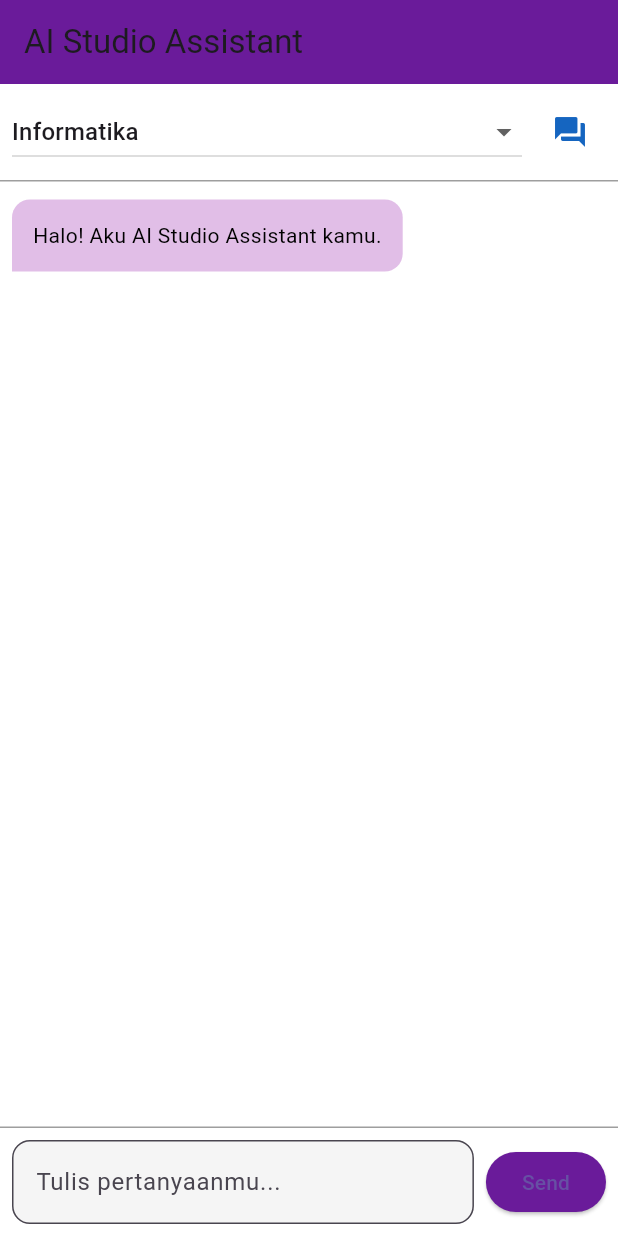
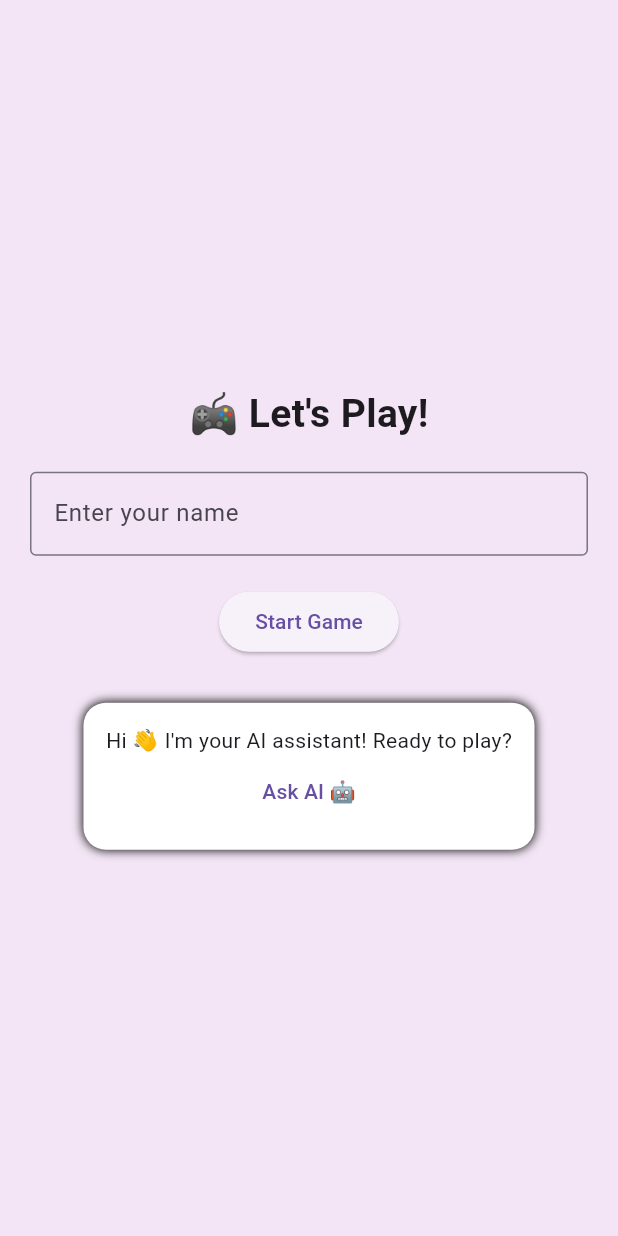
Before and after one commit to nadiaatms-coder/my_ai_assistant_app, a Flutter app: the screen it shows after launch, on a phone screen of 412 x 824 dp. Run offline on Flutter 3.47's test engine with Material 3 defaults, Android fonts, the phone set to English and light mode, and no system bars.

Commit message:
update: refactor app structure, add quiz system, remove unused files

```diff
--- a/lib/main.dart
+++ b/lib/main.dart
@@ -1,17 +1,36 @@
 import 'package:flutter/material.dart';
-import 'screens/home_screen.dart';
+import 'screens/welcome_screen.dart';
+import 'screens/dashboard.dart';
+import 'screens/leaderboard.dart';
+import 'screens/quiz.dart';
+import 'screens/result_screen.dart';
 
 void main() {
-  runApp(MyAssistantApp());
+  runApp(const MyApp());
 }
 
-class MyAssistantApp extends StatelessWidget {
+class MyApp extends StatelessWidget {
+  const MyApp({super.key});
+
   @override
   Widget build(BuildContext context) {
     return MaterialApp(
-      title: 'AI Studio Assistant',
-      theme: ThemeData(primarySwatch: Colors.blue),
-      home: HomeScreen(),
+      debugShowCheckedModeBanner: false,
+      title: 'AI Quiz Game',
+
+      theme: ThemeData(
+        primarySwatch: Colors.purple,
+        scaffoldBackgroundColor: Colors.purple.shade50,
+      ),
+
+      home: const WelcomeScreen(),
+
+      routes: {
+        '/dashboard': (context) => const Dashboard(),
+        '/quiz': (context) => QuizScreen(),
+        '/result': (context) => const ResultScreen(),
+        '/leaderboard': (context) => const LeaderboardScreen(),
+      },
     );
   }
 }
--- /dev/null
+++ b/lib/model/user.dart
@@ -0,0 +1,9 @@
+class User {
+  String name;
+  int score;
+
+  User({
+    required this.name,
+    required this.score,
+  });
+}
--- a/lib/models/message_model.dart
+++ /dev/null
@@ -1,6 +0,0 @@
-class Message {
-  final String text;
-  final bool isUser;
-
-  Message({required this.text, required this.isUser});
-}
--- a/lib/screens/home_screen.dart
+++ /dev/null
@@ -1,134 +0,0 @@
-import 'package:flutter/material.dart';
-import '../models/message_model.dart';
-import '../services/ai_service.dart';
-import '../widgets/chat_bubble.dart';
-
-class HomeScreen extends StatefulWidget {
-  @override
-  _HomeScreenState createState() => _HomeScreenState();
-}
-
-class _HomeScreenState extends State<HomeScreen> {
-  final TextEditingController _controller = TextEditingController();
-  List<Message> messages = [
-    Message(text: 'Halo! Aku AI Studio Assistant kamu.', isUser: false)
-  ];
-
-  String selectedSubject = 'Informatika';
-  List<String> subjects = [
-    'Matematika',
-    'Informatika',
-    'IPA',
-    'IPS',
-    'Coding',
-    'Lainnya'
-  ];
-
-  void sendMessage(String text) {
-    if (text.trim().isEmpty) return;
-
-    setState(() {
-      messages.add(Message(text: text, isUser: true));
-      messages.addAll(AIService.getAnswer(text, selectedSubject));
-    });
-  }
-
-  @override
-  Widget build(BuildContext context) {
-    return Scaffold(
-      backgroundColor: Colors.white,
-      appBar: AppBar(
-        title: Text('AI Studio Assistant'),
-        backgroundColor: Color(0xFF6A1B9A), // ungu
-      ),
-      body: Column(
-        children: [
-          // Dropdown & default questions
-          Padding(
-            padding: const EdgeInsets.all(8.0),
-            child: Row(
-              children: [
-                Expanded(
-                  child: DropdownButton<String>(
-                    value: selectedSubject,
-                    isExpanded: true,
-                    onChanged: (value) {
-                      setState(() {
-                        selectedSubject = value!;
-                      });
-                    },
-                    items: subjects
-                        .map((subject) => DropdownMenuItem(
-                              value: subject,
-                              child: Text(subject),
-                            ))
-                        .toList(),
-                  ),
-                ),
-                SizedBox(width: 8),
-                PopupMenuButton<String>(
-                  icon: Icon(Icons.question_answer, color: Colors.blue[800]),
-                  onSelected: (question) {
-                    sendMessage(question);
-                  },
-                  itemBuilder: (context) {
-                    return AIService.defaultQuestions[selectedSubject]!
-                        .map((q) => PopupMenuItem(
-                              value: q,
-                              child: Text(q),
-                            ))
-                        .toList();
-                  },
-                ),
-              ],
-            ),
-          ),
-          Divider(height: 1, color: Colors.grey),
-          // Chat messages
-          Expanded(
-            child: ListView.builder(
-              padding: EdgeInsets.all(8),
-              itemCount: messages.length,
-              itemBuilder: (context, index) {
-                return ChatBubble(message: messages[index]);
-              },
-            ),
-          ),
-          Divider(height: 1, color: Colors.grey),
-          // Input field
-          Padding(
-            padding: const EdgeInsets.all(8.0),
-            child: Row(
-              children: [
-                Expanded(
-                  child: TextField(
-                    controller: _controller,
-                    decoration: InputDecoration(
-                      hintText: 'Tulis pertanyaanmu...',
-                      border: OutlineInputBorder(
-                        borderRadius: BorderRadius.circular(12),
-                      ),
-                      fillColor: Colors.grey[100],
-                      filled: true,
-                    ),
-                  ),
-                ),
-                SizedBox(width: 8),
-                ElevatedButton(
-                  style: ElevatedButton.styleFrom(
-                    backgroundColor: Color(0xFF6A1B9A), // ungu
-                  ),
-                  onPressed: () {
-                    sendMessage(_controller.text);
-                    _controller.clear();
-                  },
-                  child: Text('Send'),
-                ),
-              ],
-            ),
-          ),
-        ],
-      ),
-    );
-  }
-}
--- /dev/null
+++ b/lib/screens/welcome_screen.dart
@@ -0,0 +1,86 @@
+import 'package:flutter/material.dart';
+
+class WelcomeScreen extends StatefulWidget {
+  const WelcomeScreen({super.key});
+
+  @override
+  State<WelcomeScreen> createState() => _WelcomeScreenState();
+}
+
+class _WelcomeScreenState extends State<WelcomeScreen> {
+  TextEditingController nameController = TextEditingController();
+
+  String aiMessage = "Hi 👋 I'm your AI assistant! Ready to play?";
+
+  void startGame() {
+    if (nameController.text.isEmpty) return;
+
+    Navigator.pushNamed(
+      context,
+      '/dashboard',
+      arguments: nameController.text,
+    );
+  }
+
+  void askAI() {
+    setState(() {
+      aiMessage = "Great! I will analyze your IT skills later 🚀";
+    });
+  }
+
+  @override
+  Widget build(BuildContext context) {
+    return Scaffold(
+      body: Padding(
+        padding: const EdgeInsets.all(20),
+        child: Column(
+          mainAxisAlignment: MainAxisAlignment.center,
+          children: [
+
+            const Text(
+              "🎮 Let's Play!",
+              style: TextStyle(fontSize: 26, fontWeight: FontWeight.bold),
+            ),
+
+            const SizedBox(height: 20),
+
+            TextField(
+              controller: nameController,
+              decoration: const InputDecoration(
+                labelText: "Enter your name",
+                border: OutlineInputBorder(),
+              ),
+            ),
+
+            const SizedBox(height: 20),
+
+            ElevatedButton(
+              onPressed: startGame,
+              child: const Text("Start Game"),
+            ),
+
+            const SizedBox(height: 30),
+
+            Container(
+              padding: const EdgeInsets.all(15),
+              decoration: BoxDecoration(
+                color: Colors.white,
+                borderRadius: BorderRadius.circular(15),
+                boxShadow: const [BoxShadow(blurRadius: 5)],
+              ),
+              child: Column(
+                children: [
+                  Text(aiMessage),
+                  TextButton(
+                    onPressed: askAI,
+                    child: const Text("Ask AI 🤖"),
+                  )
+                ],
+              ),
+            )
+          ],
+        ),
+      ),
+    );
+  }
+}
--- a/lib/services/ai_service.dart
+++ /dev/null
@@ -1,78 +0,0 @@
-import '../models/message_model.dart';
-
-class AIService {
-  static Map<String, List<String>> defaultQuestions = {
-    'Informatika': [
-      'Apa itu algoritma?',
-      'Apa itu programming?',
-      'Jelaskan tentang struktur data.'
-    ],
-    'Matematika': [
-      'Apa itu integral?',
-      'Apa itu trigonometri?',
-      'Jelaskan tentang aljabar.'
-    ],
-    'IPA': [
-      'Apa itu fotosintesis?',
-      'Jelaskan hukum Newton.',
-      'Apa itu energi kinetik?'
-    ],
-    'IPS': [
-      'Apa itu globalisasi?',
-      'Jelaskan sistem pemerintahan demokrasi.',
-      'Apa itu ekonomi pasar?'
-    ],
-    'Coding': [
-      'Bagaimana cara membuat loop di Python?',
-      'Apa itu variabel?',
-      'Jelaskan fungsi di JavaScript.'
-    ],
-    'Lainnya': [
-      'Berikan tips belajar efektif.',
-      'Apa itu soft skill?',
-      'Bagaimana mengatur waktu belajar?'
-    ],
-  };
-
-  static List<Message> getAnswer(String question, String subject) {
-    String answer;
-
-    // Jawaban lebih panjang & terstruktur
-    if (subject == 'Informatika') {
-      if (question.toLowerCase().contains('algoritma')) {
-        answer =
-            'Algoritma adalah urutan langkah-langkah logis untuk menyelesaikan suatu masalah atau tugas tertentu. '
-            'Dalam pemrograman, algoritma membantu kita merencanakan solusi sebelum menulis kode.';
-      } else if (question.toLowerCase().contains('programming')) {
-        answer =
-            'Programming adalah proses menulis instruksi yang dapat dijalankan komputer untuk menyelesaikan masalah. '
-            'Bahasa pemrograman populer termasuk Python, Java, dan C++.';
-      } else {
-        answer =
-            'Ini jawaban Informatika umum: Pelajari algoritma, pemrograman, struktur data, dan logika pemrograman.';
-      }
-    } else if (subject == 'Matematika') {
-      answer =
-          'Jawaban Matematika: Untuk pertanyaan "$question", fokus pada konsep dan teori yang relevan. '
-          'Gunakan contoh soal dan langkah-langkah penyelesaian yang jelas.';
-    } else if (subject == 'IPA') {
-      answer =
-          'Jawaban IPA: Untuk pertanyaan "$question", jelaskan definisi, konsep, dan contohnya. '
-          'Misalnya eksperimen atau fenomena sehari-hari untuk memudahkan pemahaman.';
-    } else if (subject == 'IPS') {
-      answer =
-          'Jawaban IPS: Untuk pertanyaan "$question", jelaskan konsep, konteks sosial dan historis, '
-          'dan berikan contoh nyata dalam kehidupan sehari-hari.';
-    } else if (subject == 'Coding') {
-      answer =
-          'Jawaban Coding: Jelaskan sintaks, contoh kode, dan cara kerja program. '
-          'Berikan langkah-langkah jelas agar mudah dipahami pemula.';
-    } else {
-      answer =
-          'Jawaban umum: Untuk pertanyaan "$question", pahami inti masalah, gunakan contoh, '
-          'dan jelaskan langkah-langkah dengan bahasa yang mudah dimengerti.';
-    }
-
-    return [Message(text: answer, isUser: false)];
-  }
-}
--- a/lib/widgets/chat_bubble.dart
+++ /dev/null
@@ -1,38 +0,0 @@
-import 'package:flutter/material.dart';
-import '../models/message_model.dart';
-
-class ChatBubble extends StatelessWidget {
-  final Message message;
-
-  ChatBubble({required this.message});
-
-  @override
-  Widget build(BuildContext context) {
-    return Align(
-      alignment:
-          message.isUser ? Alignment.centerRight : Alignment.centerLeft,
-      child: Container(
-        padding: EdgeInsets.all(14),
-        margin: EdgeInsets.symmetric(vertical: 4),
-        constraints: BoxConstraints(maxWidth: 400),
-        decoration: BoxDecoration(
-          color: message.isUser ? Color(0xFF1976D2) : Color(0xFFE1BEE7),
-          borderRadius: BorderRadius.only(
-            topLeft: Radius.circular(12),
-            topRight: Radius.circular(12),
-            bottomLeft:
-                message.isUser ? Radius.circular(12) : Radius.circular(0),
-            bottomRight:
-                message.isUser ? Radius.circular(0) : Radius.circular(12),
-          ),
-        ),
-        child: Text(
-          message.text,
-          style: TextStyle(
-            color: message.isUser ? Colors.white : Colors.black,
-          ),
-        ),
-      ),
-    );
-  }
-}
```
Also changed, not shown: lib/screens/dashboard.dart (added, +52 -0 lines), lib/screens/leaderboard.dart (added, +25 -0 lines), lib/screens/quiz.dart (added, +60 -0 lines), lib/screens/result_screen.dart (added, +48 -0 lines), lib/services/leaderboard_service.dart (added, +14 -0 lines), lib/widgets/score_card.dart (added, +24 -0 lines), pubspec.yaml (+4 -79 lines), pubspec.lock.
